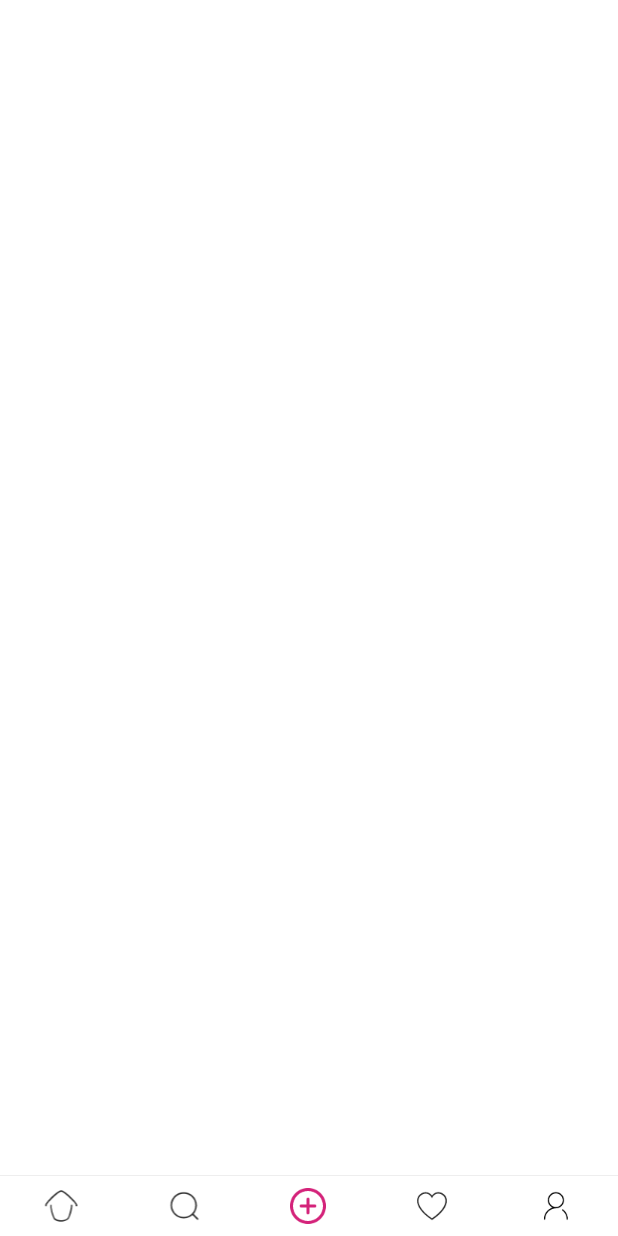
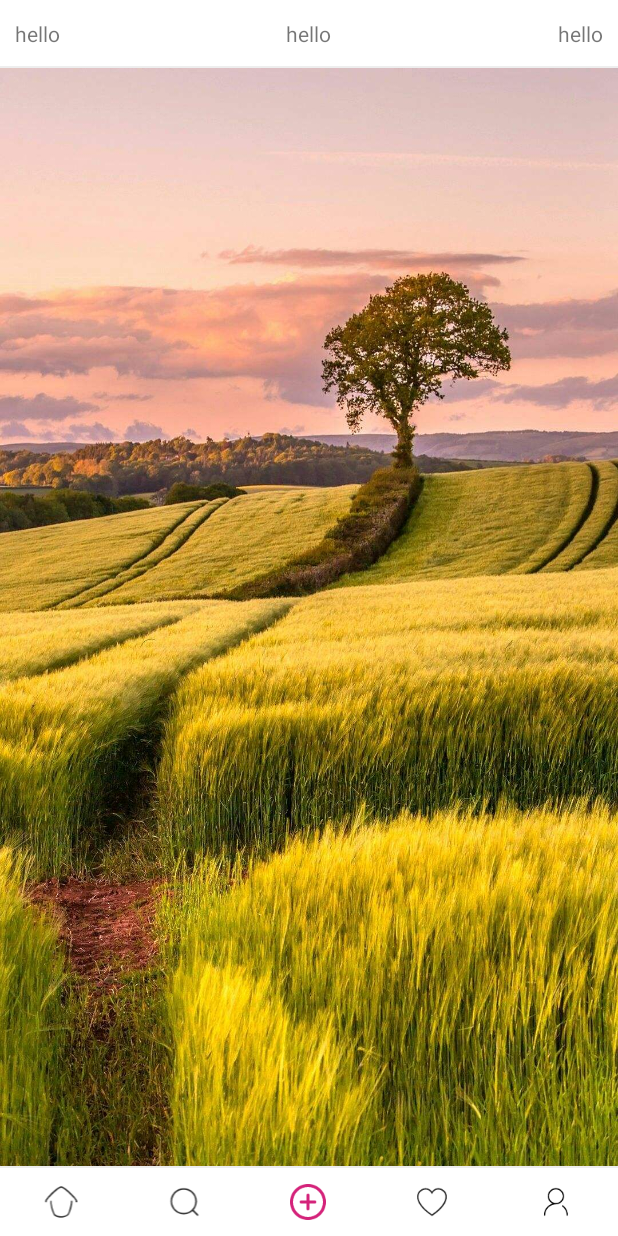
Before and after one commit to jenkins-chou/newworld, an Android app: the screen it shows after launch (MainActivity), on a phone screen of 412 x 824 dp. Before the commit the screen is almost empty. Run offline under Robolectric (Android 15) with nearby library versions, the phone set to English and light mode, and no system bars; our stand-ins replace ButterKnife.

Commit message:
2018-04-10

```diff
--- a/app/build.gradle
+++ b/app/build.gradle
@@ -4,7 +4,7 @@ android {
     compileSdkVersion 26
     defaultConfig {
         applicationId "com.jenkins.newworld"
-        minSdkVersion 19
+        minSdkVersion 21
         targetSdkVersion 26
         versionCode 1
         versionName "1.0"
--- a/app/src/main/java/com/jenkins/newworld/activity/MainActivity.java
+++ b/app/src/main/java/com/jenkins/newworld/activity/MainActivity.java
@@ -1,6 +1,7 @@
 package com.jenkins.newworld.activity;
 
 import android.app.Activity;
+import android.graphics.Color;
 import android.os.Build;
 import android.support.v4.app.Fragment;
 import android.support.v4.app.FragmentManager;
@@ -8,7 +9,9 @@ import android.support.v4.app.FragmentTransaction;
 import android.support.v4.view.ViewPager;
 import android.support.v7.app.AppCompatActivity;
 import android.os.Bundle;
+import android.util.Log;
 import android.view.View;
+import android.view.Window;
 import android.view.WindowManager;
 import android.widget.FrameLayout;
 import android.widget.ImageView;
@@ -20,6 +23,8 @@ import com.jenkins.newworld.fragment.main.FragHomePage;
 import com.jenkins.newworld.fragment.main.FragPersonal;
 import com.jenkins.newworld.fragment.main.FragSearch;
 import com.jenkins.newworld.fragment.main.FragShare;
+
+import java.lang.reflect.Field;
 
 import butterknife.BindView;
 import butterknife.ButterKnife;
@@ -49,16 +54,14 @@ public class MainActivity extends AppCompatActivity implements View.OnClickListe
     ImageView attention_btn;
     @BindView(R.id.personal_btn)
     ImageView personal_btn;
-    @BindView(R.id.frag_content)
-    FrameLayout frameLayout;
+//    @BindView(R.id.frag_content)
+//    FrameLayout frameLayout;
     @Override
     protected void onCreate(Bundle savedInstanceState) {
         super.onCreate(savedInstanceState);
+        //状态栏文字深色
+        //getWindow().getDecorView().setSystemUiVisibility(View.SYSTEM_UI_FLAG_LAYOUT_FULLSCREEN | View.SYSTEM_UI_FLAG_LIGHT_STATUS_BAR);
         setContentView(R.layout.activity_main);
-        //状态栏文字深色
-        getWindow().getDecorView().setSystemUiVisibility(View.SYSTEM_UI_FLAG_LAYOUT_FULLSCREEN | View.SYSTEM_UI_FLAG_LIGHT_STATUS_BAR);
-        //状态栏文字浅色
-        //getWindow().getDecorView().setSystemUiVisibility(View.SYSTEM_UI_FLAG_LAYOUT_FULLSCREEN | View.SYSTEM_UI_FLAG_LAYOUT_STABLE);
         ButterKnife.bind(this);
         init();
         homepage_btn.performClick();
@@ -84,7 +87,7 @@ public class MainActivity extends AppCompatActivity implements View.OnClickListe
     //隐藏所有Fragment
     private void hideAllFragment(FragmentTransaction fragmentTransaction){
         if(fragAttention != null)fragmentTransaction.hide(fragAttention);
-        if(fragHomePage != null)fragmentTransaction.hide(fragPersonal);
+        if(fragHomePage != null)fragmentTransaction.hide(fragHomePage);
         if(fragPersonal != null)fragmentTransaction.hide(fragPersonal);
         if(fragSearch != null)fragmentTransaction.hide(fragSearch);
         if(fragShare != null)fragmentTransaction.hide(fragShare);
@@ -94,9 +97,10 @@ public class MainActivity extends AppCompatActivity implements View.OnClickListe
     public void onClick(View view) {
         FragmentTransaction fTransaction = fManager.beginTransaction();
         hideAllFragment(fTransaction);
+        setSelected();
         switch (view.getId()){
             case R.id.homepage_btn:
-                setSelected();
+                //frameLayout.setBackgroundColor(Color.BLUE);
                 homepage_btn.setSelected(true);
                 if(fragHomePage == null){
                     fragHomePage = new FragHomePage();
@@ -106,7 +110,6 @@ public class MainActivity extends AppCompatActivity implements View.OnClickListe
                 }
                 break;
             case R.id.search_btn:
-                setSelected();
                 search_btn.setSelected(true);
                 if(fragSearch == null){
                     fragSearch = new FragSearch();
@@ -116,7 +119,6 @@ public class MainActivity extends AppCompatActivity implements View.OnClickListe
                 }
                 break;
             case R.id.share_btn:
-                setSelected();
                 share_btn.setSelected(true);
                 if(fragShare == null){
                     fragShare = new FragShare();
@@ -126,7 +128,6 @@ public class MainActivity extends AppCompatActivity implements View.OnClickListe
                 }
                 break;
             case R.id.attention_btn:
-                setSelected();
                 attention_btn.setSelected(true);
                 if(fragAttention == null){
                     fragAttention = new FragAttention();
@@ -136,7 +137,6 @@ public class MainActivity extends AppCompatActivity implements View.OnClickListe
                 }
                 break;
             case R.id.personal_btn:
-                setSelected();
                 personal_btn.setSelected(true);
                 if(fragPersonal == null){
                     fragPersonal = new FragPersonal();
--- a/app/src/main/res/layout/activity_main.xml
+++ b/app/src/main/res/layout/activity_main.xml
@@ -4,15 +4,15 @@
     xmlns:tools="http://schemas.android.com/tools"
     android:layout_width="match_parent"
     android:layout_height="match_parent"
+    android:background="@mipmap/timg"
     android:fitsSystemWindows="true"
-    android:background="#fff"
     tools:context="com.jenkins.newworld.activity.MainActivity">
     <FrameLayout
         android:id="@+id/frag_content"
         android:layout_alignParentTop="true"
-        android:layout_above="@+id/footer"
         android:layout_width="match_parent"
-        android:layout_height="match_parent" />
+        android:layout_height="match_parent" >
+    </FrameLayout>
     <RelativeLayout
         android:id="@+id/footer"
         android:layout_alignParentBottom="true"
@@ -22,14 +22,15 @@
             android:background="#eee"
             android:layout_above="@+id/nav_bar"
             android:layout_width="match_parent"
-            android:layout_height="1px"></View>
+            android:layout_height="1sp"></View>
         <LinearLayout
             android:id="@+id/nav_bar"
+            android:background="#fff"
             android:layout_alignParentBottom="true"
             android:orientation="horizontal"
             android:gravity="center_vertical"
             android:layout_width="match_parent"
-            android:layout_height="40dp">
+            android:layout_height="45dp">
             <ImageView
                 android:id="@+id/homepage_btn"
                 android:layout_weight="1"
--- a/app/src/main/res/layout/frag_main_homepage.xml
+++ b/app/src/main/res/layout/frag_main_homepage.xml
@@ -1,9 +1,7 @@
 <?xml version="1.0" encoding="utf-8"?>
 <LinearLayout xmlns:android="http://schemas.android.com/apk/res/android"
-    android:orientation="vertical" android:layout_width="match_parent"
+    android:orientation="vertical"
+    android:layout_width="match_parent"
     android:layout_height="match_parent">
-    <TextView
-        android:text="h"
-        android:layout_width="wrap_content"
-        android:layout_height="match_parent" />
+    <include layout="@layout/frag_main_homepage_header"/>
 </LinearLayout>
--- /dev/null
+++ b/app/src/main/res/layout/frag_main_homepage_header.xml
@@ -0,0 +1,31 @@
+<?xml version="1.0" encoding="utf-8"?>
+<RelativeLayout xmlns:android="http://schemas.android.com/apk/res/android"
+    android:background="#fff"
+    android:layout_width="match_parent"
+    android:layout_height="45dp">
+    <TextView
+        android:text="hello"
+        android:layout_marginLeft="10dp"
+        android:layout_centerVertical="true"
+        android:layout_alignParentLeft="true"
+        android:layout_width="wrap_content"
+        android:layout_height="wrap_content" />
+    <TextView
+        android:text="hello"
+        android:layout_centerVertical="true"
+        android:layout_centerInParent="true"
+        android:layout_width="wrap_content"
+        android:layout_height="wrap_content" />
+    <TextView
+        android:text="hello"
+        android:layout_marginRight="10dp"
+        android:layout_centerVertical="true"
+        android:layout_alignParentRight="true"
+        android:layout_width="wrap_content"
+        android:layout_height="wrap_content" />
+    <View
+        android:background="#eee"
+        android:layout_alignParentBottom="true"
+        android:layout_width="match_parent"
+        android:layout_height="1sp"/>
+</RelativeLayout>
--- a/app/src/main/res/values-v19/styles.xml
+++ b/app/src/main/res/values-v19/styles.xml
@@ -5,7 +5,9 @@
         <!-- Customize your theme here. -->
         <item name="android:windowTranslucentStatus">true</item>
         <item name="android:windowTranslucentNavigation">true</item>
-
     </style>
-
+    <style name="TranslucentTheme" parent="Theme.AppCompat.Light.NoActionBar">
+        <item name="android:windowTranslucentStatus">true</item>
+        <item name="android:windowTranslucentNavigation">true</item>
+    </style>
 </resources>
--- a/app/src/main/res/values-v21/styles.xml
+++ b/app/src/main/res/values-v21/styles.xml
@@ -8,5 +8,10 @@
         <!--Android 5.x开始需要把颜色设置透明，否则导航栏会呈现系统默认的浅灰色-->
         <item name="android:statusBarColor">@android:color/transparent</item>
     </style>
-
+    <style name="TranslucentTheme" parent="Theme.AppCompat.Light.NoActionBar">
+        <item name="android:windowTranslucentStatus">false</item>
+        <item name="android:windowTranslucentNavigation">true</item>
+        <!--Android 5.x开始需要把颜色设置透明，否则导航栏会呈现系统默认的浅灰色-->
+        <item name="android:statusBarColor">@android:color/transparent</item>
+    </style>
 </resources>
--- a/app/src/main/res/values/styles.xml
+++ b/app/src/main/res/values/styles.xml
@@ -7,4 +7,8 @@
         <item name="android:windowTranslucentNavigation">true</item>
     </style>
 
+    <style name="TranslucentTheme" parent="AppTheme">
+        <!--在Android 4.4之前的版本上运行，直接跟随系统主题-->
+    </style>
+
 </resources>
--- a/build.gradle
+++ b/build.gradle
@@ -8,7 +8,7 @@ buildscript {
     }
     dependencies {
         classpath 'com.android.tools.build:gradle:3.0.0'
-
+        classpath 'com.jakewharton:butterknife-gradle-plugin:8.8.1'
 
         // NOTE: Do not place your application dependencies here; they belong
         // in the individual module build.gradle files
```
Also changed, not shown: app/src/main/AndroidManifest.xml (+7 -3 lines), app/src/main/java/com/jenkins/newworld/activity/TestActivity.java (added, +18 -0 lines), app/src/main/res/layout/activity_test.xml (added, +41 -0 lines), app/src/main/res/mipmap-hdpi/timg.jpg (added).
